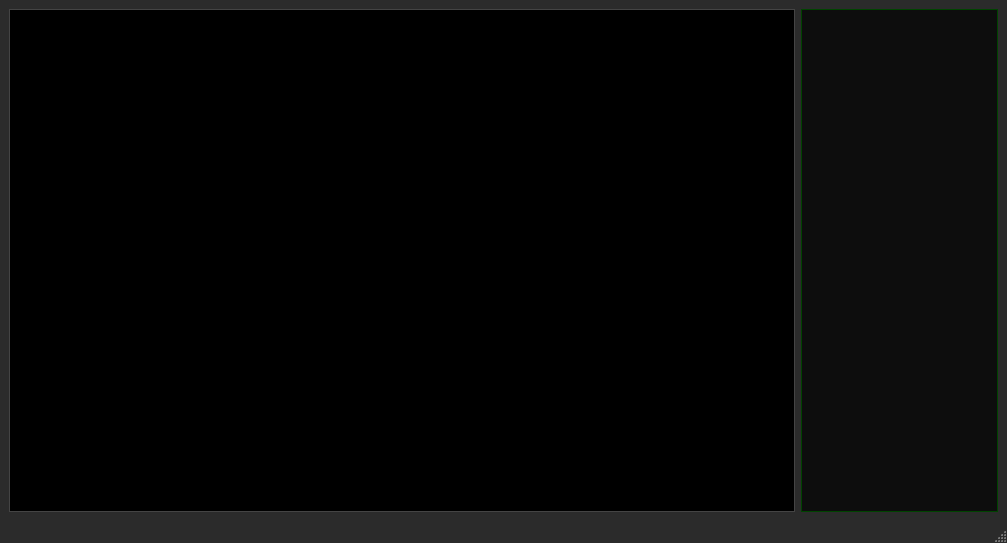
esracum/object-detect-cpp, file Object_Detect/objectdetect.ui: the form before one commit.
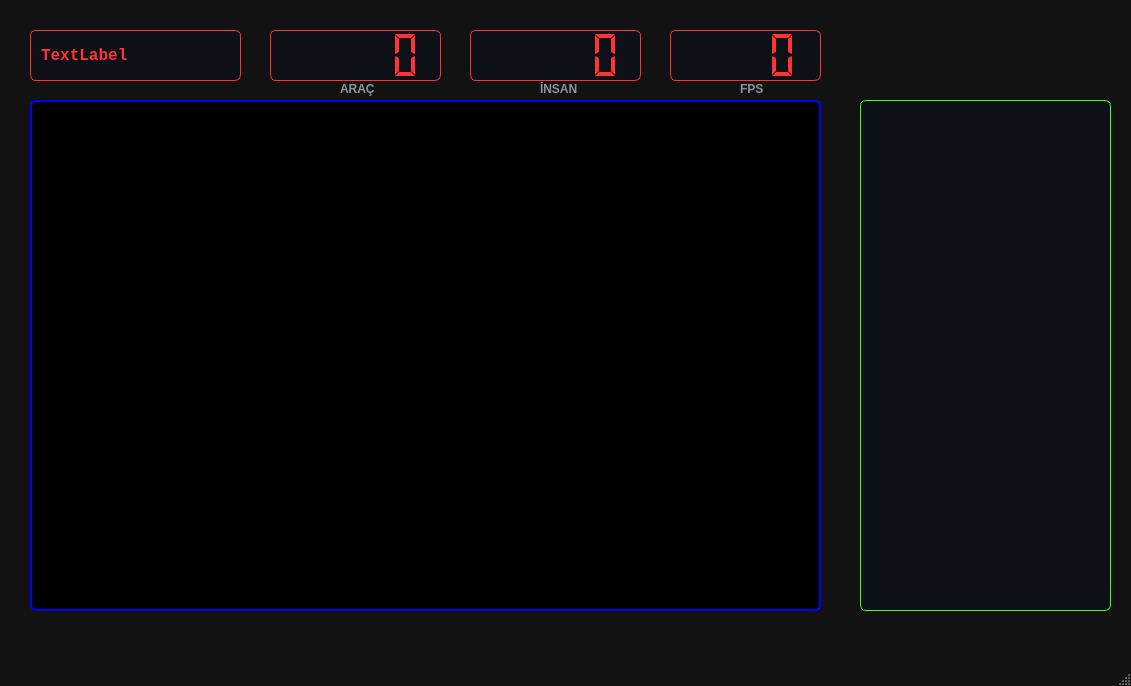
The form after the commit. Icons and pictures are not drawn.

Diff of the .ui file:
```diff
--- a/Object_Detect/objectdetect.ui
+++ b/Object_Detect/objectdetect.ui
@@ -6,12 +6,12 @@
    <rect>
     <x>0</x>
     <y>0</y>
-    <width>1007</width>
-    <height>543</height>
+    <width>1131</width>
+    <height>686</height>
    </rect>
   </property>
   <property name="sizePolicy">
-   <sizepolicy hsizetype="Ignored" vsizetype="Ignored">
+   <sizepolicy hsizetype="Fixed" vsizetype="Fixed">
     <horstretch>0</horstretch>
     <verstretch>0</verstretch>
    </sizepolicy>
@@ -26,49 +26,389 @@
    <string>ObjectDetect - Yer Kontrol İstasyonu</string>
   </property>
   <property name="styleSheet">
-   <string notr="true">QMainWindow { background-color: #2b2b2b; }</string>
+   <string notr="true">/* --- ANA PENCERE --- */
+QMainWindow {
+    background-color: #121212; /* Modern Dark Tema */
+}
+
+/* --- ÜST TAKIM (LCD SAYAÇLAR + TARİH) --- */
+QLCDNumber, QLabel#labelDate {
+    background-color: #0d1117;  /* YENİ: Listeyle AYNI arka plan rengi */
+    color: #ff3333;             /* YAZI: Kırmızı (Aynen kaldı) */
+    border: 1px solid #ff3333;  /* ÇERÇEVE: Kırmızı (Aynen kaldı) */
+    border-radius: 6px;         
+}
+
+/* --- TARİH KUTUSU ÖZEL AYAR --- */
+QLabel#labelDate {
+    font-family: &quot;Consolas&quot;, &quot;Courier New&quot;;
+    font-weight: bold;
+    font-size: 16px;
+    padding: 5px; 
+}
+
+/* --- KAMERA ALANI --- */
+QLabel#labelKamera {
+    background-color: #000000; 
+    border: 2px solid #0000ff;  /* ÇERÇEVE: Kırmızı */
+    border-radius: 6px;
+}
+
+/* --- YAN LİSTE (LOG EKRANI - YEŞİL) --- */
+QListWidget {
+    background-color: #0d1117;  /* REFERANS RENGİMİZ BU */
+    color: #33ff33;             
+    border: 1px solid #33ff33;  
+    border-radius: 6px;
+    font-family: &quot;Consolas&quot;;
+    font-size: 11px;
+    outline: none;
+}
+
+/* --- SAYAÇ BAŞLIKLARI --- */
+QLabel {
+    color: #8b949e; 
+    font-family: &quot;Arial&quot;;
+    font-weight: bold;
+    font-size: 12px;
+    border: none;   
+    background-color: transparent;
+}
+
+/* --- BUTONLAR --- */
+QPushButton {
+    background-color: transparent;
+    border: none;
+    border-radius: 3px;
+    padding: 5px;
+}
+
+/* Hover - KIRMIZI PARLAMA */
+QPushButton:hover {
+    background-color: rgba(255, 51, 51, 0.1); 
+}
+
+QPushButton:pressed {
+    color: #ffffff;
+}</string>
   </property>
   <widget class="QWidget" name="centralwidget">
-   <layout class="QHBoxLayout" name="horizontalLayout" stretch="4,1">
-    <item>
-     <widget class="QLabel" name="labelKamera">
-      <property name="sizePolicy">
-       <sizepolicy hsizetype="Ignored" vsizetype="Ignored">
-        <horstretch>0</horstretch>
-        <verstretch>0</verstretch>
-       </sizepolicy>
-      </property>
-      <property name="styleSheet">
-       <string notr="true">background-color: black; border: 1px solid #444;</string>
-      </property>
-      <property name="text">
-       <string/>
-      </property>
-      <property name="alignment">
-       <set>Qt::AlignCenter</set>
-      </property>
-     </widget>
-    </item>
-    <item>
-     <widget class="QListWidget" name="listWidget">
-      <property name="sizePolicy">
-       <sizepolicy hsizetype="Ignored" vsizetype="Ignored">
-        <horstretch>0</horstretch>
-        <verstretch>0</verstretch>
-       </sizepolicy>
-      </property>
-      <property name="styleSheet">
-       <string notr="true">background-color: #0d0d0d;      
-color: #33ff33;                
-border: 1px solid #004400;      
-font-family: &quot;Courier New&quot;;     
-font-weight: bold;            
-font-size: 11px;
-selection-background-color: #004400;</string>
-      </property>
-     </widget>
-    </item>
-   </layout>
+   <property name="sizePolicy">
+    <sizepolicy hsizetype="Expanding" vsizetype="Expanding">
+     <horstretch>0</horstretch>
+     <verstretch>0</verstretch>
+    </sizepolicy>
+   </property>
+   <widget class="QLabel" name="labelKamera">
+    <property name="geometry">
+     <rect>
+      <x>30</x>
+      <y>100</y>
+      <width>791</width>
+      <height>511</height>
+     </rect>
+    </property>
+    <property name="sizePolicy">
+     <sizepolicy hsizetype="Maximum" vsizetype="Maximum">
+      <horstretch>0</horstretch>
+      <verstretch>0</verstretch>
+     </sizepolicy>
+    </property>
+    <property name="styleSheet">
+     <string notr="true"/>
+    </property>
+    <property name="text">
+     <string/>
+    </property>
+    <property name="alignment">
+     <set>Qt::AlignCenter</set>
+    </property>
+   </widget>
+   <widget class="QLCDNumber" name="lcdArac">
+    <property name="geometry">
+     <rect>
+      <x>270</x>
+      <y>30</y>
+      <width>171</width>
+      <height>51</height>
+     </rect>
+    </property>
+    <property name="styleSheet">
+     <string notr="true"/>
+    </property>
+    <property name="segmentStyle">
+     <enum>QLCDNumber::Flat</enum>
+    </property>
+   </widget>
+   <widget class="QLCDNumber" name="lcdInsan">
+    <property name="geometry">
+     <rect>
+      <x>470</x>
+      <y>30</y>
+      <width>171</width>
+      <height>51</height>
+     </rect>
+    </property>
+    <property name="styleSheet">
+     <string notr="true"/>
+    </property>
+    <property name="segmentStyle">
+     <enum>QLCDNumber::Flat</enum>
+    </property>
+   </widget>
+   <widget class="QLCDNumber" name="lcdFPS">
+    <property name="geometry">
+     <rect>
+      <x>670</x>
+      <y>30</y>
+      <width>151</width>
+      <height>51</height>
+     </rect>
+    </property>
+    <property name="digitCount">
+     <number>4</number>
+    </property>
+    <property name="segmentStyle">
+     <enum>QLCDNumber::Flat</enum>
+    </property>
+   </widget>
+   <widget class="QLabel" name="labelDate">
+    <property name="geometry">
+     <rect>
+      <x>30</x>
+      <y>30</y>
+      <width>211</width>
+      <height>51</height>
+     </rect>
+    </property>
+    <property name="sizePolicy">
+     <sizepolicy hsizetype="Maximum" vsizetype="Maximum">
+      <horstretch>0</horstretch>
+      <verstretch>0</verstretch>
+     </sizepolicy>
+    </property>
+    <property name="font">
+     <font>
+      <family>Consolas</family>
+      <pointsize>-1</pointsize>
+      <weight>75</weight>
+      <bold>true</bold>
+     </font>
+    </property>
+    <property name="text">
+     <string>TextLabel</string>
+    </property>
+    <property name="textFormat">
+     <enum>Qt::PlainText</enum>
+    </property>
+   </widget>
+   <widget class="QLabel" name="lblArac">
+    <property name="geometry">
+     <rect>
+      <x>340</x>
+      <y>80</y>
+      <width>67</width>
+      <height>17</height>
+     </rect>
+    </property>
+    <property name="text">
+     <string>ARAÇ</string>
+    </property>
+   </widget>
+   <widget class="QLabel" name="lblInsan">
+    <property name="geometry">
+     <rect>
+      <x>540</x>
+      <y>80</y>
+      <width>67</width>
+      <height>17</height>
+     </rect>
+    </property>
+    <property name="text">
+     <string>İNSAN</string>
+    </property>
+   </widget>
+   <widget class="QLabel" name="lblFPS">
+    <property name="geometry">
+     <rect>
+      <x>740</x>
+      <y>80</y>
+      <width>67</width>
+      <height>17</height>
+     </rect>
+    </property>
+    <property name="text">
+     <string>FPS</string>
+    </property>
+   </widget>
+   <widget class="QListWidget" name="listWidget">
+    <property name="geometry">
+     <rect>
+      <x>860</x>
+      <y>100</y>
+      <width>251</width>
+      <height>511</height>
+     </rect>
+    </property>
+    <property name="sizePolicy">
+     <sizepolicy hsizetype="Ignored" vsizetype="Expanding">
+      <horstretch>0</horstretch>
+      <verstretch>0</verstretch>
+     </sizepolicy>
+    </property>
+    <property name="minimumSize">
+     <size>
+      <width>150</width>
+      <height>300</height>
+     </size>
+    </property>
+    <property name="focusPolicy">
+     <enum>Qt::NoFocus</enum>
+    </property>
+    <property name="styleSheet">
+     <string notr="true"/>
+    </property>
+    <property name="selectionMode">
+     <enum>QAbstractItemView::NoSelection</enum>
+    </property>
+   </widget>
+   <widget class="QPushButton" name="snapshot">
+    <property name="geometry">
+     <rect>
+      <x>960</x>
+      <y>20</y>
+      <width>60</width>
+      <height>60</height>
+     </rect>
+    </property>
+    <property name="sizePolicy">
+     <sizepolicy hsizetype="Minimum" vsizetype="Minimum">
+      <horstretch>0</horstretch>
+      <verstretch>0</verstretch>
+     </sizepolicy>
+    </property>
+    <property name="minimumSize">
+     <size>
+      <width>60</width>
+      <height>60</height>
+     </size>
+    </property>
+    <property name="maximumSize">
+     <size>
+      <width>60</width>
+      <height>60</height>
+     </size>
+    </property>
+    <property name="font">
+     <font>
+      <family>Liberation Sans</family>
+      <pointsize>14</pointsize>
+      <weight>75</weight>
+      <bold>true</bold>
+     </font>
+    </property>
+    <property name="text">
+     <string/>
+    </property>
+    <property name="icon">
+     <iconset>
+      <normaloff>../../../Downloads/camera.png</normaloff>../../../Downloads/camera.png</iconset>
+    </property>
+    <property name="iconSize">
+     <size>
+      <width>60</width>
+      <height>60</height>
+     </size>
+    </property>
+   </widget>
+   <widget class="QPushButton" name="btnRecord">
+    <property name="geometry">
+     <rect>
+      <x>872</x>
+      <y>21</y>
+      <width>60</width>
+      <height>60</height>
+     </rect>
+    </property>
+    <property name="sizePolicy">
+     <sizepolicy hsizetype="Minimum" vsizetype="Minimum">
+      <horstretch>0</horstretch>
+      <verstretch>0</verstretch>
+     </sizepolicy>
+    </property>
+    <property name="minimumSize">
+     <size>
+      <width>60</width>
+      <height>60</height>
+     </size>
+    </property>
+    <property name="maximumSize">
+     <size>
+      <width>60</width>
+      <height>60</height>
+     </size>
+    </property>
+    <property name="styleSheet">
+     <string notr="true"/>
+    </property>
+    <property name="text">
+     <string/>
+    </property>
+    <property name="icon">
+     <iconset>
+      <normaloff>../../../Downloads/play.png</normaloff>../../../Downloads/play.png</iconset>
+    </property>
+    <property name="iconSize">
+     <size>
+      <width>60</width>
+      <height>60</height>
+     </size>
+    </property>
+   </widget>
+   <widget class="QPushButton" name="btnEoir">
+    <property name="geometry">
+     <rect>
+      <x>1050</x>
+      <y>20</y>
+      <width>60</width>
+      <height>60</height>
+     </rect>
+    </property>
+    <property name="sizePolicy">
+     <sizepolicy hsizetype="Minimum" vsizetype="Minimum">
+      <horstretch>0</horstretch>
+      <verstretch>0</verstretch>
+     </sizepolicy>
+    </property>
+    <property name="minimumSize">
+     <size>
+      <width>60</width>
+      <height>60</height>
+     </size>
+    </property>
+    <property name="maximumSize">
+     <size>
+      <width>60</width>
+      <height>60</height>
+     </size>
+    </property>
+    <property name="styleSheet">
+     <string notr="true"/>
+    </property>
+    <property name="text">
+     <string/>
+    </property>
+    <property name="icon">
+     <iconset>
+      <normaloff>../../../Downloads/blur.png</normaloff>../../../Downloads/blur.png</iconset>
+    </property>
+    <property name="iconSize">
+     <size>
+      <width>60</width>
+      <height>60</height>
+     </size>
+    </property>
+   </widget>
   </widget>
   <widget class="QMenuBar" name="menubar">
    <property name="geometry">
```
Left out of the diff: 5 changed lines with no effect on the pictures.
